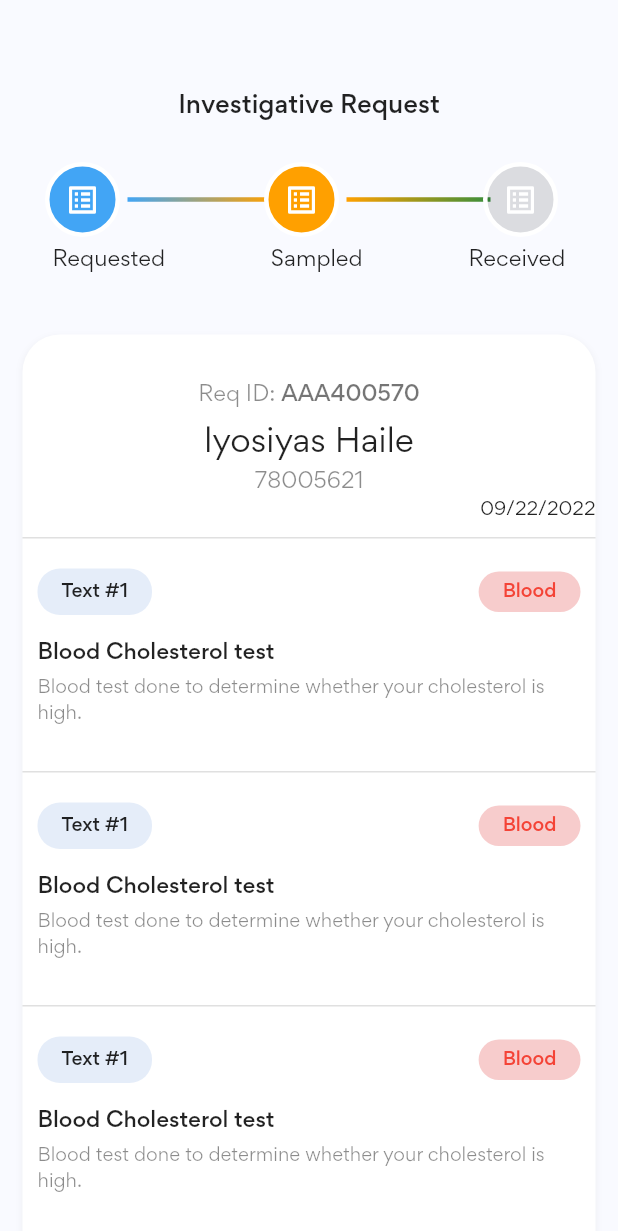
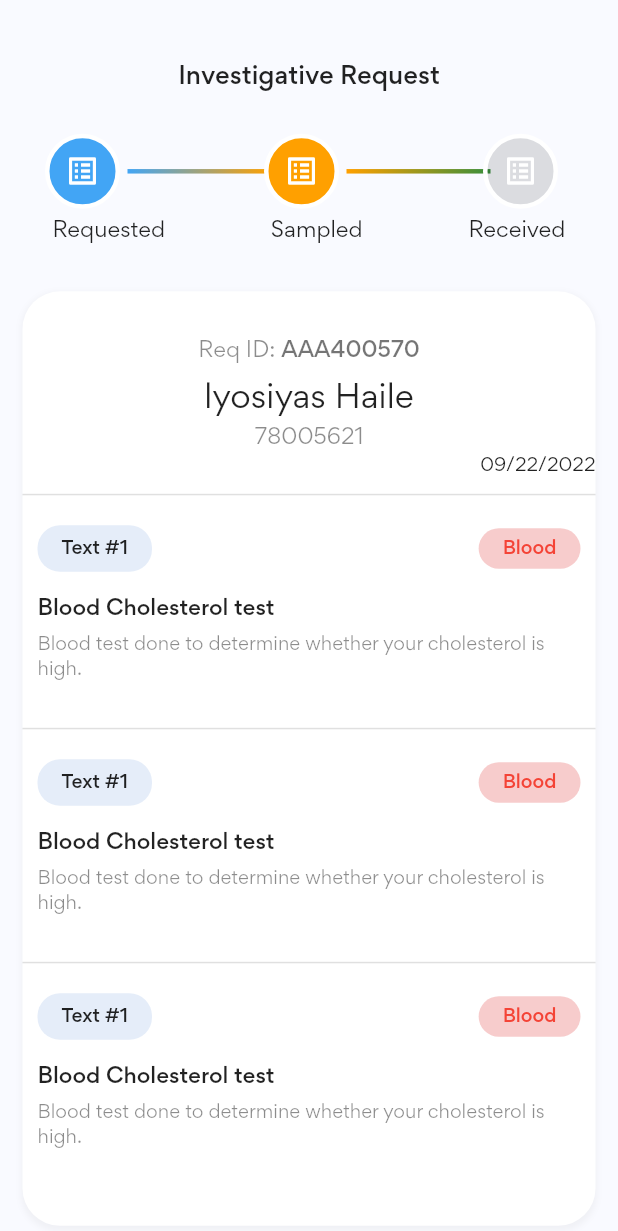
Before and after one commit to natnael-OQP/sampled, a Flutter app: the SampledScreen screen opened directly, on a phone screen of 412 x 824 dp. Shown: the top 1231 px of the screen. Run offline on Flutter 3.47's test engine with Material 2 defaults, Android fonts, the phone set to English and light mode, and no system bars; our stand-ins replace gap, hexcolor.

Commit message:
add  MediaQuery

```diff
--- a/lib/screen/result_screen.dart
+++ b/lib/screen/result_screen.dart
@@ -13,7 +13,11 @@ class ResultScreen extends StatelessWidget {
       body: ListView(
         children: [
           Padding(
-            padding: const EdgeInsets.only(top: 60, left: 15, right: 15),
+            padding: EdgeInsets.only(
+              top: MediaQuery.of(context).size.height * .05,
+              left: 15,
+              right: 15,
+            ),
             child: SingleChildScrollView(
               child: Column(
                 children: [
--- a/lib/screen/sampled_screen.dart
+++ b/lib/screen/sampled_screen.dart
@@ -7,7 +7,6 @@ import 'package:sampled/components/test_card.dart';
 
 class SampledScreen extends StatelessWidget {
   const SampledScreen({super.key});
-
   @override
   Widget build(BuildContext context) {
     return Scaffold(
@@ -15,7 +14,11 @@ class SampledScreen extends StatelessWidget {
       body: ListView(
         children: [
           Padding(
-            padding: const EdgeInsets.only(top: 60, left: 15, right: 15),
+            padding: EdgeInsets.only(
+              top: MediaQuery.of(context).size.height * .05,
+              left: 15,
+              right: 15,
+            ),
             child: SingleChildScrollView(
               child: Column(
                 children: [
@@ -32,7 +35,6 @@ class SampledScreen extends StatelessWidget {
                   const MultiStep(),
                   Container(
                     padding: const EdgeInsets.symmetric(vertical: 30),
-                    margin: const EdgeInsets.only(top: 10),
                     decoration: BoxDecoration(
                         color: Colors.white,
                         borderRadius: const BorderRadius.all(
```
